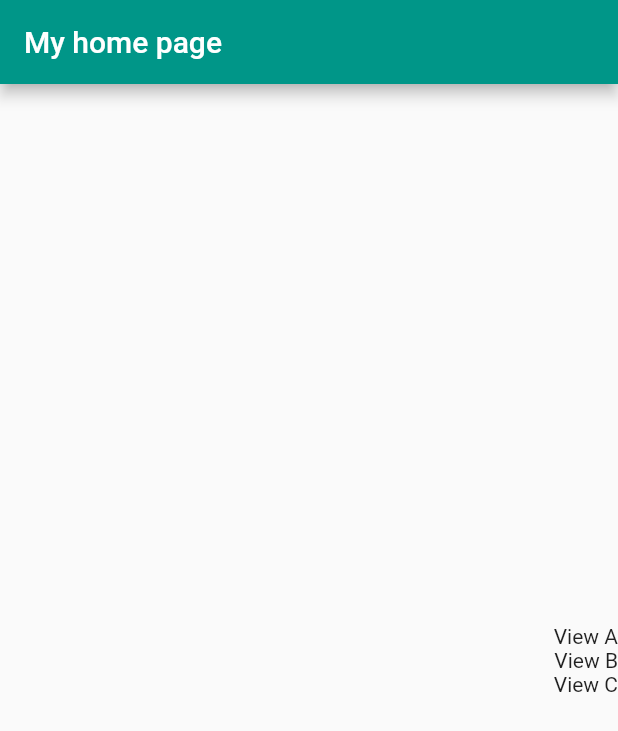
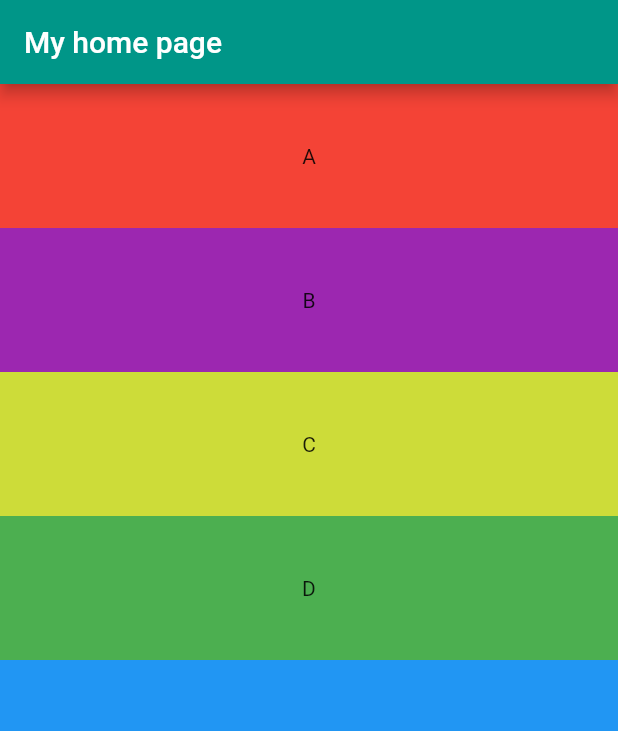
Before and after one commit to phamtanphat/flutter_widget19022022, a Flutter app: the screen it shows after launch, on a phone screen of 412 x 824 dp. Shown: the top 731 px of the screen. Run offline on Flutter 3.47's test engine with Material 2 defaults, Android fonts, the phone set to English and light mode, and no system bars.

Commit message:
bai tap 1

```diff
--- a/lib/main.dart
+++ b/lib/main.dart
@@ -11,9 +11,7 @@ class MyApp extends StatelessWidget {
   Widget build(BuildContext context) {
     return MaterialApp(
       title: "Flutter Widget",
-      theme: ThemeData(
-          primarySwatch: Colors.teal
-      ),
+      theme: ThemeData(primarySwatch: Colors.teal),
       home: MyHomePage(),
     );
   }
@@ -36,12 +34,48 @@ class _MyHomePageState extends State<MyHomePage> {
       body: Container(
         constraints: BoxConstraints.expand(),
         child: Column(
-          mainAxisAlignment: MainAxisAlignment.center,
-          crossAxisAlignment: CrossAxisAlignment.end,
+          crossAxisAlignment: CrossAxisAlignment.stretch,
           children: [
-            Text("View A"),
-            Text("View B"),
-            Text("View C")
+            Expanded(
+                flex: 1,
+                child: Container(
+                  child: Column(
+                    crossAxisAlignment: CrossAxisAlignment.stretch,
+                    children: [
+                      Expanded(
+                          child: Container(
+                            color: Colors.red,
+                            child: Center(child: Text("A")),
+                          )
+                      ),
+                      Expanded(
+                          child: Container(
+                            color: Colors.purple,
+                            child: Center(child: Text("B")),
+                          )
+                      ),
+                      Expanded(
+                          child: Container(
+                            color: Colors.lime,
+                            child: Center(child: Text("C")),
+                          )
+                      ),
+                      Expanded(
+                          child: Container(
+                            color: Colors.green,
+                            child: Center(child: Text("D")),
+                          )
+                      )
+                    ],
+                  ),
+                )
+            ),
+            Expanded(
+                flex: 1,
+                child: Container(
+                  color: Colors.blue,
+                )
+            ),
           ],
         ),
       ),
```
